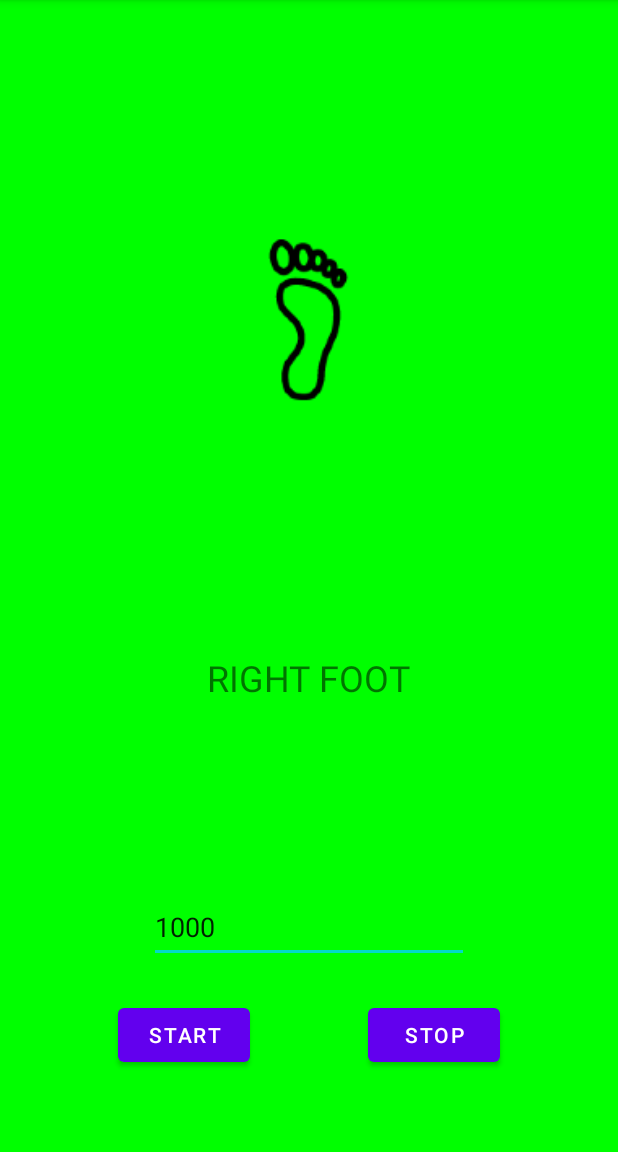
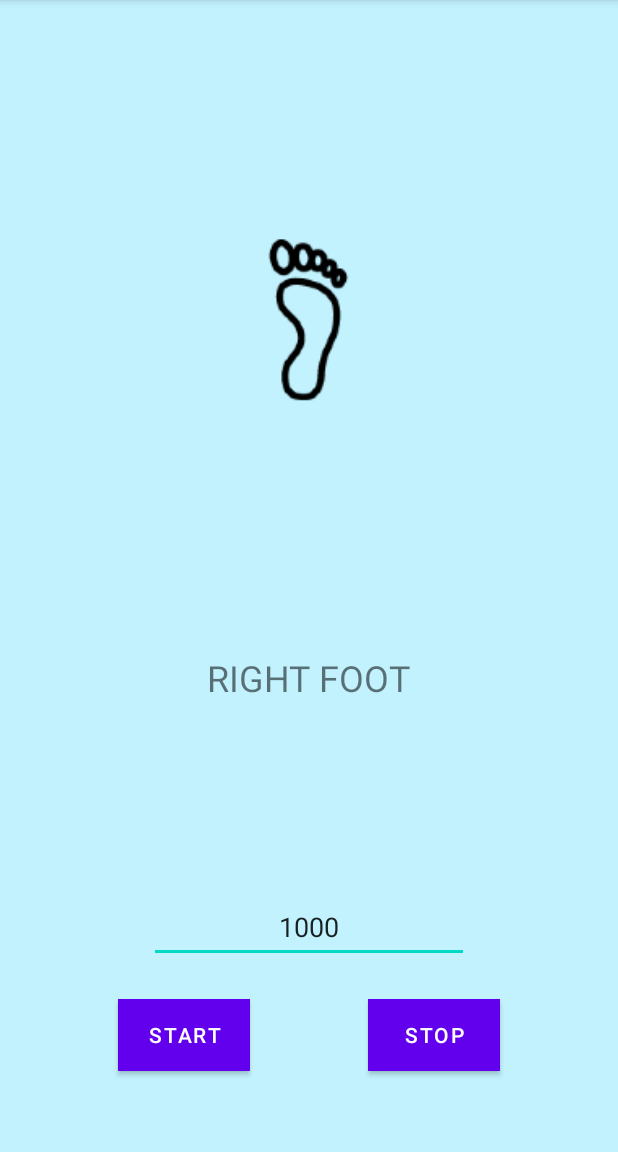
Before and after one commit to pahulhallan/Twister, an Android app: the screen it shows after launch (MainActivity), after a tap on "START", on a phone screen of 412 x 824 dp, the part 84-1236 px from its top. Run offline under Robolectric (Android 15) with nearby library versions, the phone set to English and light mode, and no system bars.

Commit message:
Color Changes

```diff
--- a/app/src/main/java/com/example/twister/MainActivity.java
+++ b/app/src/main/java/com/example/twister/MainActivity.java
@@ -72,16 +72,16 @@ public class MainActivity extends AppCompatActivity {
         int randomNum = rand.nextInt((max - min) + 1) + min;
         switch (randomNum) {
             case 1:
-                setColor(Color.RED);
+                setColor(Color.rgb(255,102,102));
                 break;
             case 2:
-                setColor(Color.BLUE);
+                setColor(Color.rgb(175, 225, 175));
                 break;
             case 3:
-                setColor(Color.GREEN);
+                setColor(Color.rgb(193,242,254));
                 break;
             case 4:
-                setColor(Color.YELLOW);
+                setColor(Color.rgb(255,255,153));
                 break;
         }
     }
--- a/app/src/main/res/layout/activity_main.xml
+++ b/app/src/main/res/layout/activity_main.xml
@@ -10,8 +10,11 @@
         android:id="@+id/start"
         android:layout_width="wrap_content"
         android:layout_height="wrap_content"
+        android:background="#000000"
+        android:backgroundTint="#000000"
         android:onClick="onStart"
         android:text="START"
+        android:textColor="#FFFFFF"
         app:layout_constraintBottom_toBottomOf="parent"
         app:layout_constraintEnd_toStartOf="@+id/stop"
         app:layout_constraintStart_toStartOf="parent"
@@ -22,8 +25,11 @@
         android:id="@+id/stop"
         android:layout_width="wrap_content"
         android:layout_height="wrap_content"
+        android:background="#000000"
+        android:backgroundTint="#000000"
         android:onClick="onStop"
         android:text="STOP"
+        android:textColor="#FFFFFF"
         app:layout_constraintBottom_toBottomOf="parent"
         app:layout_constraintEnd_toEndOf="parent"
         app:layout_constraintStart_toEndOf="@+id/start"
@@ -36,9 +42,10 @@
         android:layout_height="wrap_content"
         android:ems="10"
         android:hint="Enter Delay in seconds"
-        android:inputType="textPersonName"
+        android:inputType="number"
         android:minHeight="48dp"
         android:text="1000"
+        android:textAlignment="center"
         app:layout_constraintBottom_toBottomOf="parent"
         app:layout_constraintEnd_toEndOf="parent"
         app:layout_constraintStart_toStartOf="parent"
```
